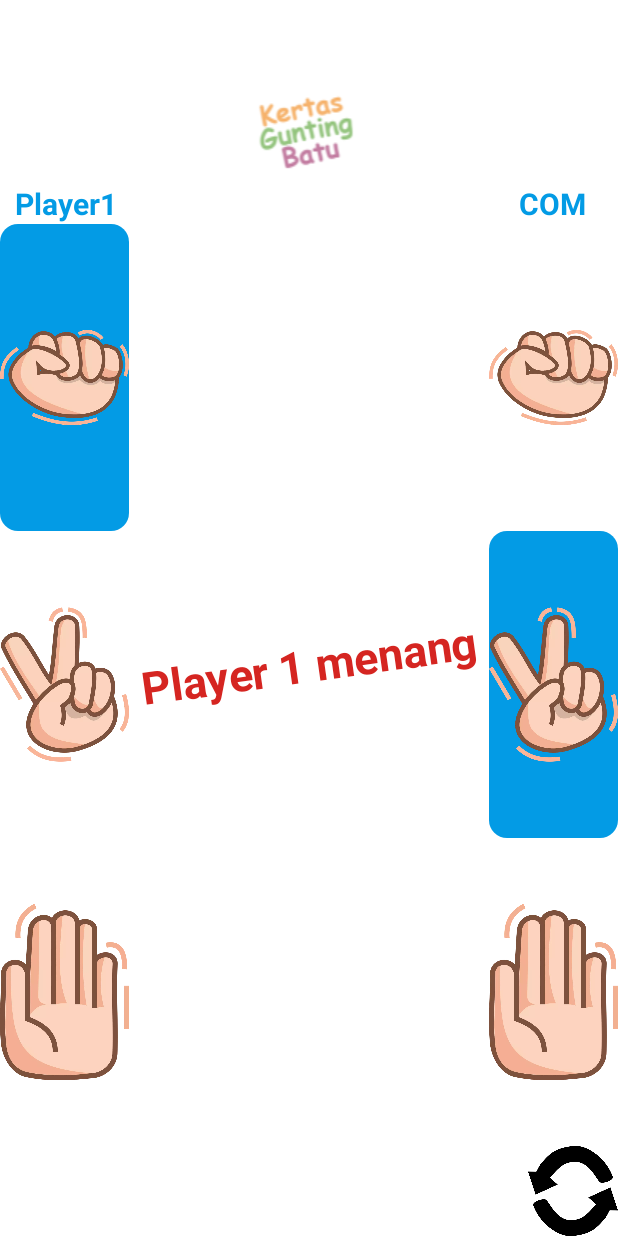
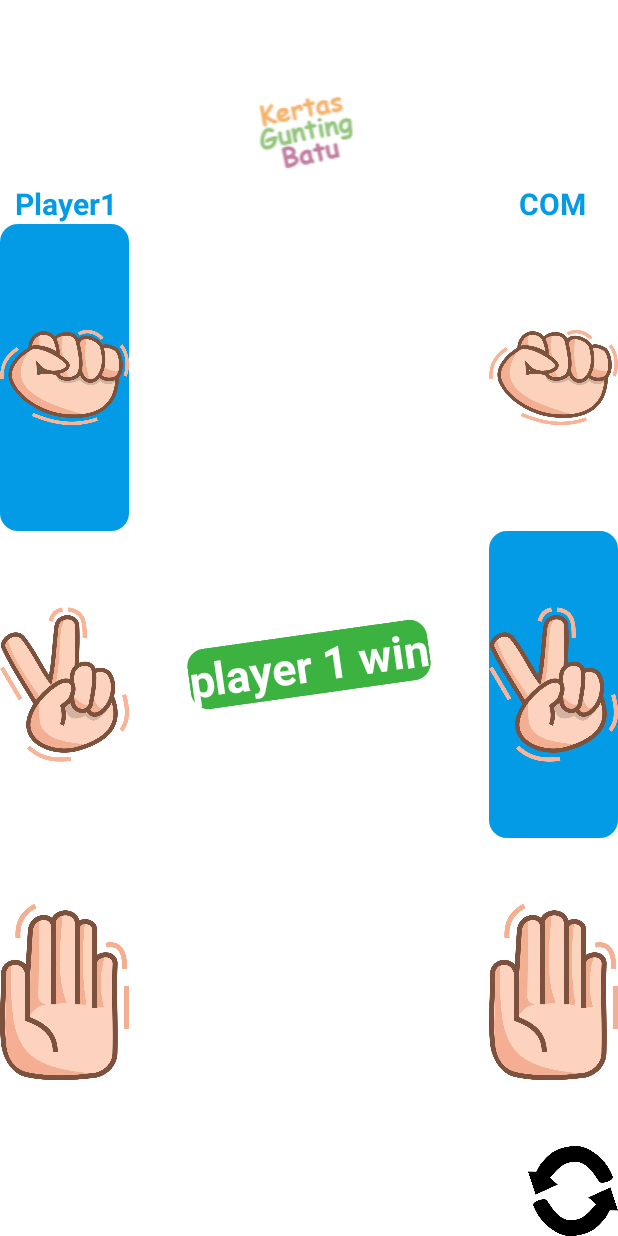
Before and after one commit to Rahmathidayat4299/GameSuwit, an Android app: the screen it shows after launch (MainActivity), after a tap on "batu", on a phone screen of 412 x 824 dp. Run offline under Robolectric (Android 15) with nearby library versions, the light colour scheme and no system bars.

Commit message:
revisi pertama

```diff
--- a/app/src/main/java/com/example/gamesuwit/MainActivity.kt
+++ b/app/src/main/java/com/example/gamesuwit/MainActivity.kt
@@ -1,25 +1,25 @@
 package com.example.gamesuwit
 
+import android.os.Build
 import androidx.appcompat.app.AppCompatActivity
 import android.os.Bundle
 import android.util.Log
 import android.widget.Button
 import android.widget.ImageView
 import android.widget.TextView
-import android.widget.Toast
+import androidx.annotation.RequiresApi
 
 class MainActivity : AppCompatActivity() {
-    lateinit var batup1 : ImageView
-    lateinit var guntingp1 : ImageView
-    lateinit var kertasp1 : ImageView
-    lateinit var batuCom : ImageView
-    lateinit var kertasCom : ImageView
-    lateinit var guntingCom : ImageView
-    lateinit var player1 : TextView
-    lateinit var tv_com : TextView
-    lateinit var tv_VS : TextView
-    lateinit var btn_reset : Button
+    private lateinit var batup1: ImageView
+    private lateinit var guntingp1: ImageView
+    private lateinit var kertasp1: ImageView
+    private lateinit var batuCom: ImageView
+    private lateinit var kertasCom: ImageView
+    private lateinit var guntingCom: ImageView
+    private lateinit var tvVS: TextView
+    private lateinit var btnReset: Button
 
+    @RequiresApi(Build.VERSION_CODES.M)
     override fun onCreate(savedInstanceState: Bundle?) {
         super.onCreate(savedInstanceState)
         setContentView(R.layout.activity_main)
@@ -31,61 +31,58 @@ class MainActivity : AppCompatActivity() {
         batuCom = findViewById(R.id.batuCom)
         kertasCom = findViewById(R.id.kertasCom)
         guntingCom = findViewById(R.id.guntingCom)
-        tv_VS = findViewById(R.id.tv_VS)
-        btn_reset = findViewById(R.id.btn_reset)
+        tvVS = findViewById(R.id.tvVS)
+        btnReset = findViewById(R.id.btnReset)
 
-
-        val playerSatu = arrayOf(batup1,guntingp1,kertasp1)
-        val com = arrayOf(batuCom,kertasCom,guntingCom)
+        val playerSatu = arrayOf(batup1, guntingp1, kertasp1)
+        val com = arrayOf(batuCom, kertasCom, guntingCom)
 
         playerSatu.forEachIndexed { index, imageView ->
             imageView.setOnClickListener {
-                val pilihanCom= com.random()
-                controlGame(playerSatu[index].contentDescription,pilihanCom.contentDescription)
+                val pilihanCom = com.random()
+                controlGame(playerSatu[index].contentDescription, pilihanCom.contentDescription)
                 pilihanCom.setBackgroundResource(R.drawable.bg_image)
-
-
+                notklikPemain(batup1, guntingp1, kertasp1)
                 playerSatu.forEach {
                     it.setBackgroundResource(android.R.color.transparent)
                 }
-
                 playerSatu[index].setBackgroundResource(R.drawable.bg_image)
-
             }
-
-
-
-
         }
 
-        btn_reset.setOnClickListener {
-            tv_VS.text = "VS"
+        btnReset.setOnClickListener {
             playerSatu.forEach {
                 it.setBackgroundResource(android.R.color.transparent)
             }
-
+            trueklikPemain(batup1, guntingp1, kertasp1)
             com.forEach {
                 it.setBackgroundResource(android.R.color.transparent)
             }
-
         }
+    }
 
 
+    @RequiresApi(Build.VERSION_CODES.M)
+    private fun controlGame(playerSatu: CharSequence, com: CharSequence) {
+        if (playerSatu == com) {
+//            tv_VS.text = "Draw"
+            tvVS.setBackgroundResource(R.drawable.bg_draw)
+            tvVS.setText(R.string.Draw)
+            tvVS.setTextColor(getColor(R.color.white))
 
-    }
-
-    fun controlGame(playerSatu: CharSequence, com: CharSequence){
-        if (playerSatu == com) {
-            tv_VS.text = "Draw"
         } else if ((playerSatu == batup1.contentDescription) && (com == guntingCom.contentDescription) || (playerSatu == guntingp1.contentDescription) && (com == kertasCom.contentDescription) || (playerSatu == kertasp1.contentDescription) && (com == batuCom.contentDescription)) {
 
-            tv_VS.text = "Player 1 menang"
 
-
+//            tv_VS.text = "Player 1 menang"
+            tvVS.setBackgroundResource(R.drawable.bg_win)
+            tvVS.setText(R.string.winplayer1)
+            tvVS.setTextColor(getColor(R.color.white))
 
 
         } else {
-            tv_VS.text="COM menang"
+            tvVS.setBackgroundResource(R.drawable.bg_win)
+            tvVS.setText(R.string.comMenang)
+            tvVS.setTextColor(getColor(R.color.white))
 
 
         }
@@ -93,4 +90,19 @@ class MainActivity : AppCompatActivity() {
 
 
     }
+
+    private fun notklikPemain(gunting: ImageView, kertas: ImageView, batu: ImageView) {
+        batu.isEnabled = false
+        gunting.isEnabled = false
+        kertas.isEnabled = false
+
+    }
+
+    private fun trueklikPemain(gunting: ImageView, kertas: ImageView, batu: ImageView) {
+        batu.isEnabled = true
+        gunting.isEnabled = true
+        kertas.isEnabled = true
+
+    }
+
 }
--- /dev/null
+++ b/app/src/main/res/drawable/bg_draw.xml
@@ -0,0 +1,5 @@
+<?xml version="1.0" encoding="utf-8"?>
+<shape xmlns:android="http://schemas.android.com/apk/res/android">
+    <solid android:color="@color/blue" />
+    <corners android:radius="12dp" />
+</shape>
--- /dev/null
+++ b/app/src/main/res/drawable/bg_win.xml
@@ -0,0 +1,5 @@
+<?xml version="1.0" encoding="utf-8"?>
+<shape xmlns:android="http://schemas.android.com/apk/res/android">
+    <solid android:color="@color/green" />
+    <corners android:radius="12dp" />
+</shape>
--- a/app/src/main/res/layout/activity_main.xml
+++ b/app/src/main/res/layout/activity_main.xml
@@ -25,7 +25,7 @@
        android:id="@+id/linearLayout"
        android:layout_width="86dp"
        android:layout_height="0dp"
-       app:layout_constraintBottom_toTopOf="@id/btn_reset"
+       app:layout_constraintBottom_toTopOf="@id/btnReset"
        android:orientation="vertical"
        app:layout_constraintStart_toStartOf="parent"
        app:layout_constraintTop_toBottomOf="@+id/judul">
@@ -68,7 +68,7 @@
        android:layout_height="0dp"
        android:orientation="vertical"
        app:layout_constraintEnd_toEndOf="parent"
-       app:layout_constraintBottom_toTopOf="@id/btn_reset"
+       app:layout_constraintBottom_toTopOf="@id/btnReset"
        app:layout_constraintTop_toBottomOf="@+id/judul">
 
       <TextView
@@ -102,7 +102,7 @@
    </LinearLayout>
 
    <TextView
-       android:id="@+id/tv_VS"
+       android:id="@+id/tvVS"
        android:layout_width="wrap_content"
        android:layout_height="wrap_content"
        android:rotation="-8"
@@ -117,7 +117,7 @@
        />
 
    <Button
-       android:id="@+id/btn_reset"
+       android:id="@+id/btnReset"
        android:src="@drawable/refresh"
        android:layout_width="60dp"
        android:layout_height="60dp"
--- a/app/src/main/res/values/colors.xml
+++ b/app/src/main/res/values/colors.xml
@@ -9,4 +9,5 @@
     <color name="white">#FFFFFFFF</color>
     <color name="red">#D52521</color>
     <color name="blue">#039BE5</color>
+    <color name="green">#3CB341</color>
 </resources>
--- a/app/src/main/res/values/strings.xml
+++ b/app/src/main/res/values/strings.xml
@@ -8,4 +8,9 @@
     <string name="guntingCom" />
     <string name="vs">VS</string>
     <string name="gunting">gunting</string>
+    <string name="winplayer1">player 1 win</string>
+    <string name="Draw">Draw</string>
+
+    <string name="comMenang">comMenang</string>
+
 </resources>
```
